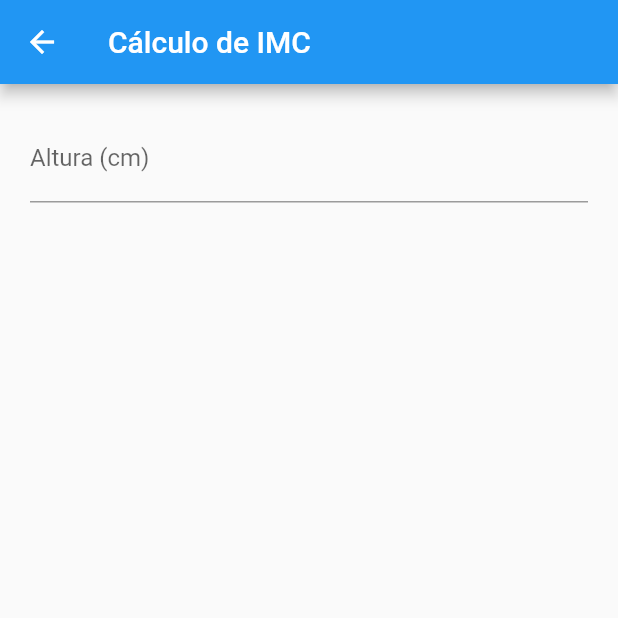
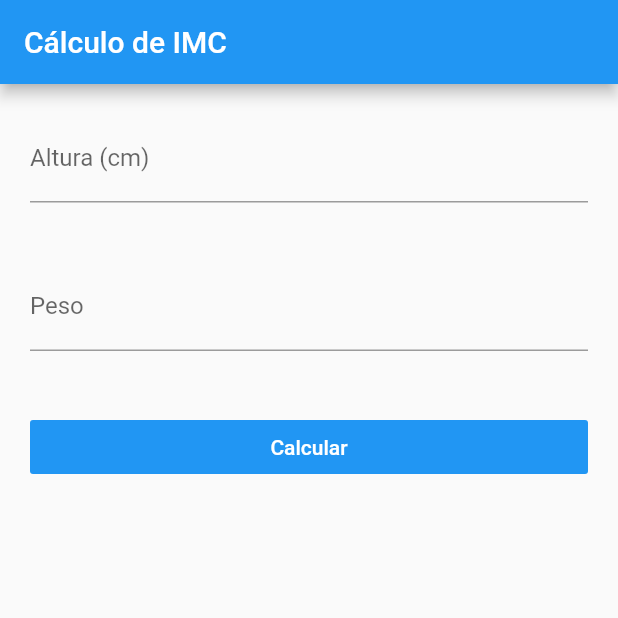
Before and after one commit to jamesSena/flutter_imc, a Flutter app: the HomePage screen opened directly, on a phone screen of 412 x 824 dp, the top half of it. Run offline on Flutter 3.47's test engine with Material 2 defaults, Android fonts, the phone set to English and light mode, and no system bars.

Commit message:
criando as label's e os input e button

```diff
--- a/lib/main.dart
+++ b/lib/main.dart
@@ -1,4 +1,5 @@
 import 'package:flutter/material.dart';
+import 'package:imc/ui/android/pages/home.page.dart';
 
 void main() => runApp(MyApp());
 
@@ -12,7 +13,7 @@ class MyApp extends StatelessWidget {
 
         primarySwatch: Colors.blue,
       ),
-      home: MyHomePage(title: 'Flutter Demo Home Page'),
+      home: HomePage(),
     );
   }
 }
--- a/lib/ui/android/pages/home.page.dart
+++ b/lib/ui/android/pages/home.page.dart
@@ -22,6 +22,28 @@ class _HomePageState extends State<HomePage> {
               ),
               keyboardType: TextInputType.number,
             ),
+          ),
+           Padding(
+            padding: EdgeInsets.all(20),
+            child: TextFormField(
+              decoration: InputDecoration(
+                labelText: "Peso",
+              ),
+              keyboardType: TextInputType.number,
+            ),
+          ),
+          Padding(
+            padding: EdgeInsets.all(20),
+            child: FlatButton(
+              color: Theme.of(context).primaryColor,
+              child: Text(
+                "Calcular",
+                style: TextStyle(
+                  color: Colors.white
+                ),
+              ),
+              onPressed: ()=>{},
+            ),
           )
         ],
       ),
```
